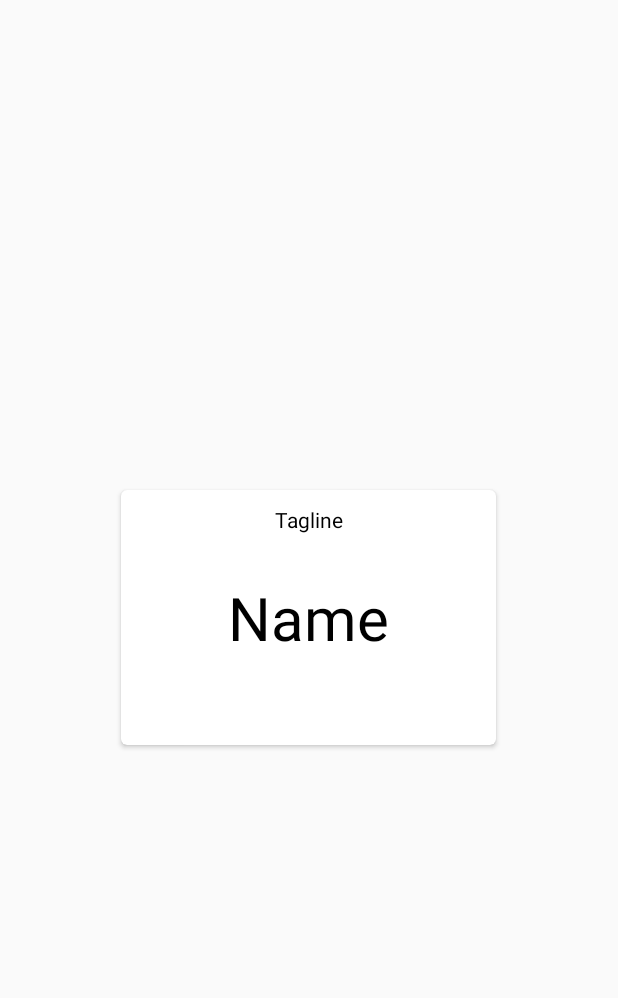
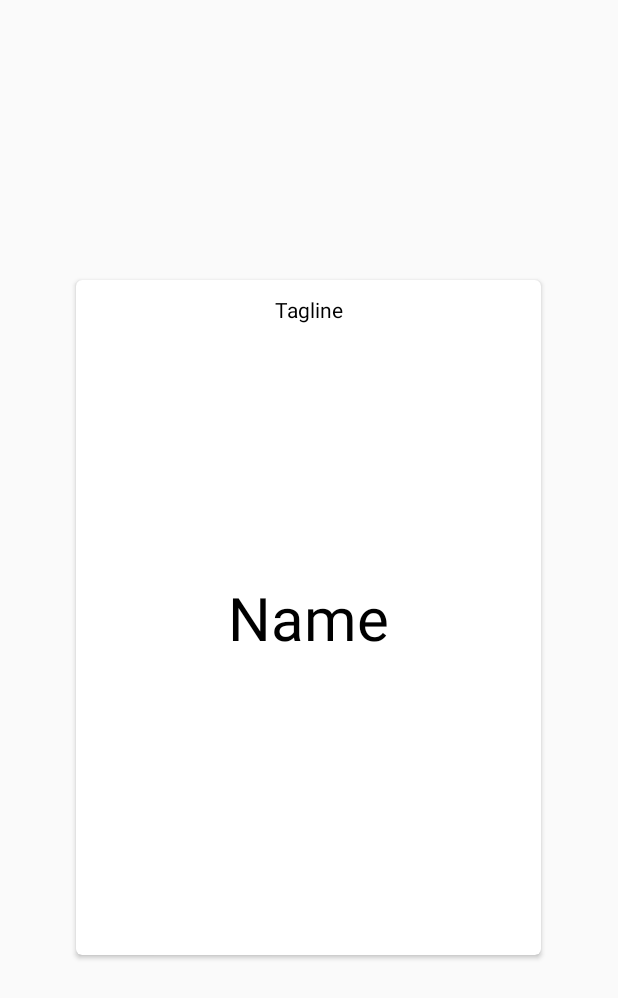
Before and after one commit to james-bonifacio/Explore-App, an Android app: the layout item.xml on its own in the app's theme, with its tools: preview values and no code run, on a phone screen of 412 x 824 dp. Shown: the top 998 px of the screen. Run offline under Robolectric (Android 15) with nearby library versions, the phone set to English and light mode, and no system bars.

Commit message:
Bug fixes

```diff
--- a/app/src/main/java/com/example/james/exploreapp/SwipeActivity.java
+++ b/app/src/main/java/com/example/james/exploreapp/SwipeActivity.java
@@ -24,10 +24,8 @@ public class SwipeActivity extends AppCompatActivity {
     protected void onCreate(Bundle savedInstanceState) {
         super.onCreate(savedInstanceState);
         setContentView(R.layout.activity_swipe);
-        ArrayList<Location> locations = this.getIntent().getParcelableArrayListExtra("Locations");
 
-
-        rowItems = locations;
+        rowItems = this.getIntent().getParcelableArrayListExtra("Locations");
 
         arrayAdapter = new LocationArrayAdapter(this, R.layout.item, rowItems );
 
--- a/app/src/main/res/layout/item.xml
+++ b/app/src/main/res/layout/item.xml
@@ -22,8 +22,8 @@
 
         <FrameLayout
             android:layout_gravity="center"
-            android:layout_width="250dp"
-            android:layout_height="170dp">
+            android:layout_width="310dp"
+            android:layout_height="450dp">
 
             <ImageView
                 android:layout_width="match_parent"
```
Also changed, not shown: app/src/main/java/com/example/james/exploreapp/MainActivity.java (+25 -7 lines).
